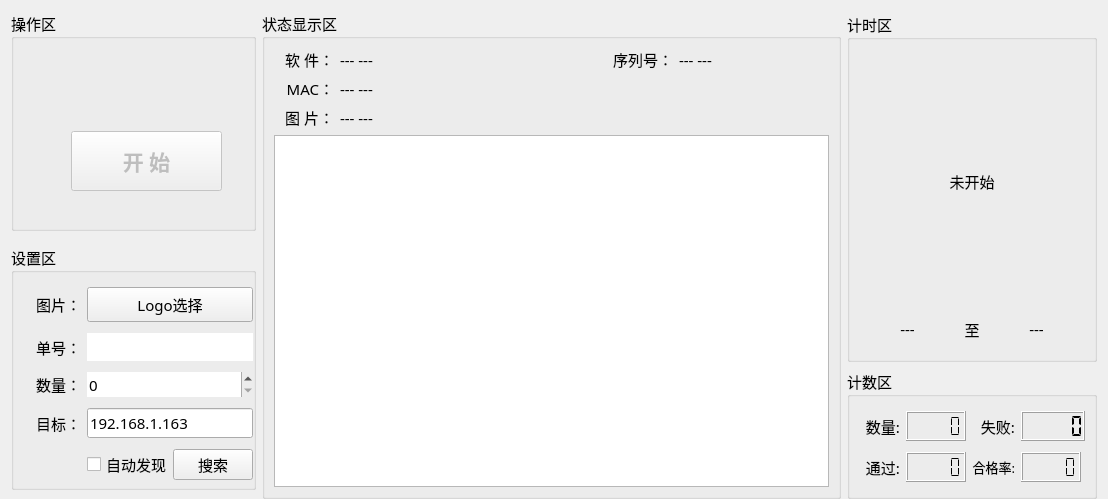
The window that ip_qc/home/home_workwid.ui (ChinaClever/IP-Tools) describes before a commit, drawn with Qt 5.
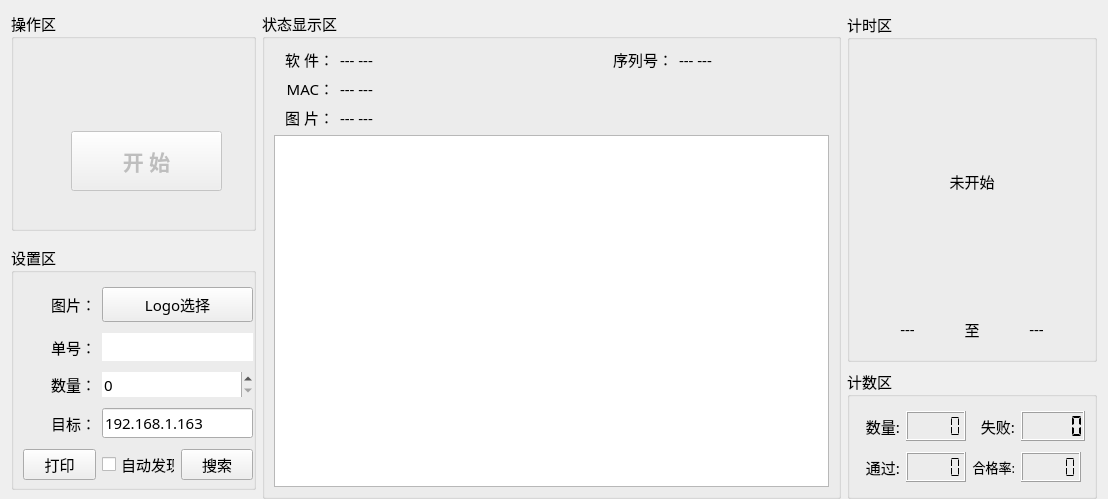
The same window after the commit.

Commit message: IPPro打印mac地址和sn码

What changed in the file:
```diff
--- a/ip_qc/home/home_workwid.ui
+++ b/ip_qc/home/home_workwid.ui
@@ -680,6 +680,13 @@
         </property>
        </widget>
       </item>
+      <item row="4" column="0">
+       <widget class="QPushButton" name="printBtn">
+        <property name="text">
+         <string>打印</string>
+        </property>
+       </widget>
+      </item>
      </layout>
     </widget>
    </item>
```
The commit also changes 13 other files.
